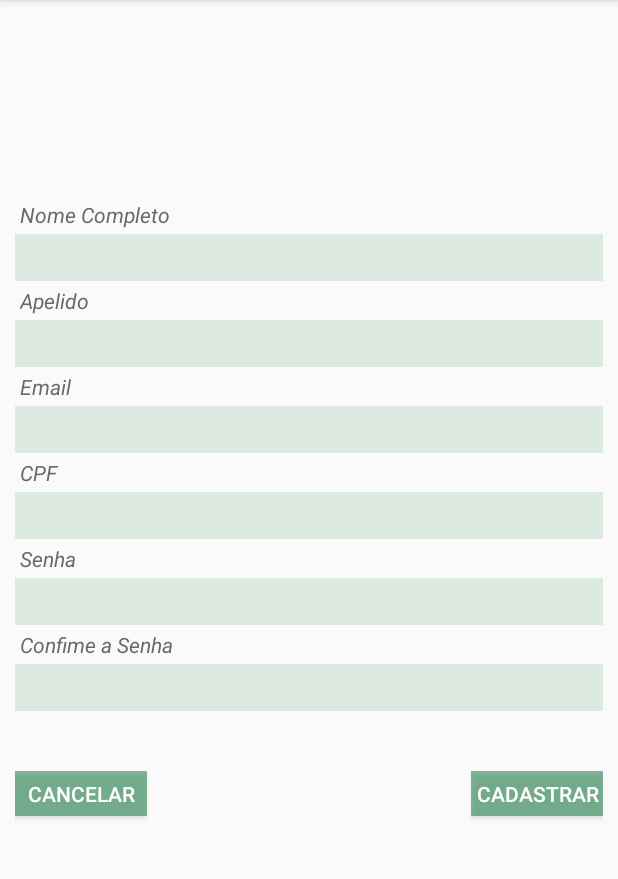
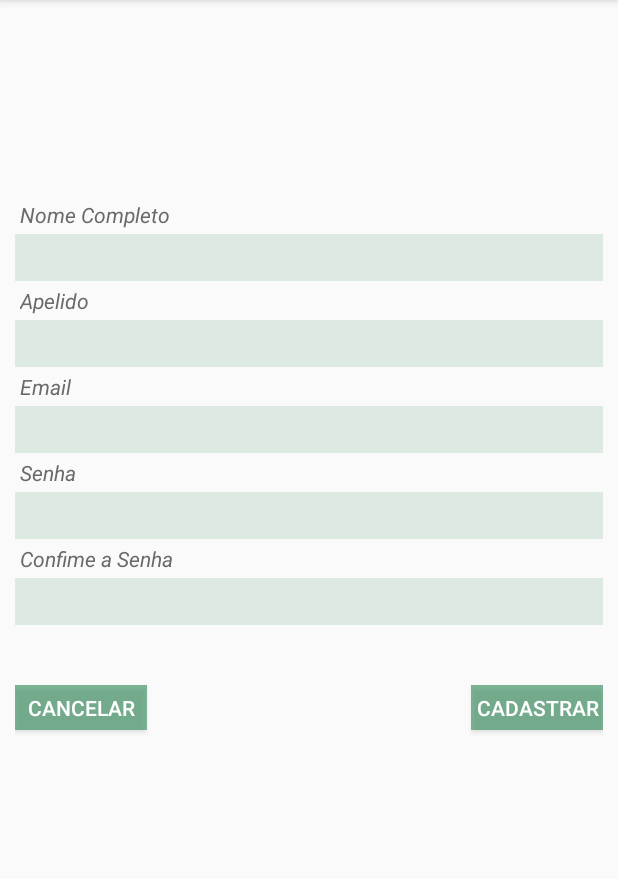
Before and after one commit to MoisesSR/ProjetoGreeNetwork, an Android app: the CadastroUsuarioActivity screen opened directly, with no data from a screen before it, after a tap on "CADASTRAR", on a phone screen of 412 x 824 dp, the part 84-963 px from its top. Run offline under Robolectric (Android 15) with nearby library versions, the phone set to English and light mode, and no system bars; our stand-ins replace Firebase (no records; nobody signed in at launch, a user with empty details on screens opened directly).

Commit message:
Criação da classe jaja "CadastroUsuario" e Implementação de cadastro de usuarios incompleto

```diff
--- a/GreeNetwork/app/src/main/AndroidManifest.xml
+++ b/GreeNetwork/app/src/main/AndroidManifest.xml
@@ -11,15 +11,15 @@
         android:roundIcon="@mipmap/ic_launcher_round"
         android:supportsRtl="true"
         android:theme="@style/AppTheme">
-        <activity android:name=".LoginActivity">
+        <activity android:name=".Activity.LoginActivity">
             <intent-filter>
                 <action android:name="android.intent.action.MAIN" />
 
                 <category android:name="android.intent.category.LAUNCHER" />
             </intent-filter>
         </activity>
-        <activity android:name=".PrincinpalActivity" />
-        <activity android:name=".CadastroUsuarioActivity"></activity>
+        <activity android:name=".Activity.PrincinpalActivity" />
+        <activity android:name=".Activity.CadastroUsuarioActivity"></activity>
     </application>
 
 </manifest>
--- /dev/null
+++ b/GreeNetwork/app/src/main/java/com/greenetwork/greenetwork/Activity/CadastroUsuarioActivity.java
@@ -0,0 +1,111 @@
+package com.greenetwork.greenetwork.Activity;
+
+import android.content.Intent;
+import android.support.annotation.NonNull;
+import android.support.v7.app.AppCompatActivity;
+import android.os.Bundle;
+import android.view.View;
+import android.widget.Button;
+import android.widget.EditText;
+import android.widget.Toast;
+
+import com.google.android.gms.tasks.OnCompleteListener;
+import com.google.android.gms.tasks.Task;
+import com.google.firebase.auth.AuthResult;
+import com.google.firebase.auth.FirebaseAuth;
+import com.google.firebase.auth.FirebaseAuthActionCodeException;
+import com.google.firebase.auth.FirebaseAuthInvalidCredentialsException;
+import com.google.firebase.auth.FirebaseAuthUserCollisionException;
+import com.google.firebase.auth.FirebaseUser;
+import com.greenetwork.greenetwork.Classes.Usuarios;
+import com.greenetwork.greenetwork.DAO.ConfiguracaoFirebase;
+import com.greenetwork.greenetwork.Helper.Base64Custom;
+import com.greenetwork.greenetwork.Helper.Preferencias;
+import com.greenetwork.greenetwork.R;
+
+public class CadastroUsuarioActivity extends AppCompatActivity {
+
+    private EditText editEmail;
+    private EditText editSenha;
+    private EditText editConfirmarSenha;
+    private EditText editNome;
+    private EditText editApelido;
+    private Usuarios usuarios;
+    private Button bntGravar;
+    private FirebaseAuth autenticacao;
+
+    @Override
+    protected void onCreate(Bundle savedInstanceState) {
+        super.onCreate(savedInstanceState);
+        setContentView(R.layout.activity_cadastro_usuario);
+        Intent intent = getIntent();
+        editEmail = (EditText) findViewById(R.id.editEmail);
+        editSenha = (EditText) findViewById(R.id.edtSenha);
+        editConfirmarSenha = (EditText) findViewById(R.id.editConfirmarSenha);
+        editNome = (EditText) findViewById(R.id.editNome);
+        editApelido = (EditText) findViewById(R.id.editApelido);
+        bntGravar = (Button) findViewById(R.id.btnCadastrar);
+        bntGravar.setOnClickListener(new View.OnClickListener() {
+            @Override
+            public void onClick(View view) {
+                if (editSenha.getText().toString().equals(editConfirmarSenha.getText().toString())){
+                    usuarios = new Usuarios();
+                    usuarios.setNome(editNome.getText().toString());
+                    usuarios.setApelido(editApelido.getText().toString());
+                    usuarios.setEmail(editEmail.getText().toString());
+                    usuarios.setSenha(editSenha.getText().toString());
+                }else {
+                    Toast.makeText(CadastroUsuarioActivity.this,"As senhas não são iguais", Toast.LENGTH_LONG).show();
+                }
+                cadastroUsuario();
+            }
+        });
+    }
+    private void cadastroUsuario(){
+        autenticacao = ConfiguracaoFirebase.getFirebaseAutenticacao();
+        autenticacao.createUserWithEmailAndPassword(
+                usuarios.getEmail(),
+                usuarios.getSenha()
+        ).addOnCompleteListener(CadastroUsuarioActivity.this , new OnCompleteListener<AuthResult>() {
+            @Override
+            public void onComplete(@NonNull Task<AuthResult> task) {
+                if (task.isSuccessful()){
+                    Toast.makeText(CadastroUsuarioActivity.this,"Usuario Cadastrado com sucesso", Toast.LENGTH_LONG).show();
+                    String identificadorUsuario = Base64Custom.codificarBase64(usuarios.getEmail());
+                    FirebaseUser usuarioFirebase = task.getResult().getUser();
+                    usuarios.setId(identificadorUsuario);
+                    usuarios.Salvar();
+
+                    Preferencias preferencias = new Preferencias(CadastroUsuarioActivity.this);
+                    preferencias.salvarUsuarioPrefencias(identificadorUsuario, usuarios.getNome());
+
+                    AbrirLoginUsuario();
+                }else {
+                    String erroExeccao;
+                    try {
+                        throw task.getException();
+                    }catch (FirebaseAuthActionCodeException erro){
+                        erroExeccao = "Digite uma senha mais forte, contento no minino 8 caracteres de letras e numeros";
+                    }
+                    catch (FirebaseAuthInvalidCredentialsException erro){
+                        erroExeccao = "O E-mail digitado é invalido, digite um novo E-mail";
+                    }
+                    catch (FirebaseAuthUserCollisionException erro){
+                        erroExeccao = "Esse E-mail já está cadastrado";
+                    }
+                    catch (Exception erro){
+                        erroExeccao = "Erro ao efetuar o cadastro";
+                        erro.printStackTrace();
+                    }
+                    Toast.makeText(CadastroUsuarioActivity.this,"Erro: " + erroExeccao , Toast.LENGTH_LONG).show();
+                }
+
+            }
+        });
+
+    }
+    public void AbrirLoginUsuario(){
+        Intent intentLogin = new Intent(CadastroUsuarioActivity.this, LoginActivity.class);
+        startActivity(intentLogin);
+    }
+}
--- a/GreeNetwork/app/src/main/java/com/greenetwork/greenetwork/PrincinpalActivity.java
+++ b/GreeNetwork/app/src/main/java/com/greenetwork/greenetwork/Activity/PrincinpalActivity.java
@@ -1,8 +1,10 @@
-package com.greenetwork.greenetwork;
+package com.greenetwork.greenetwork.Activity;
 
 import android.content.Intent;
 import android.support.v7.app.AppCompatActivity;
 import android.os.Bundle;
+
+import com.greenetwork.greenetwork.R;
 
 public class PrincinpalActivity extends AppCompatActivity {
 
--- a/GreeNetwork/app/src/main/java/com/greenetwork/greenetwork/Helper/Base64Custom.java
+++ b/GreeNetwork/app/src/main/java/com/greenetwork/greenetwork/Helper/Base64Custom.java
@@ -8,9 +8,9 @@ import android.util.Base64;
 
 public class Base64Custom {
     public static String codificarBase64(String texto){
-        return Base64.encodeToString(texto.getBytes(), Base64.DEFAULT).replace("(\\n|\\r)","");
+        return Base64.encodeToString(texto.getBytes(), Base64.DEFAULT).replaceAll("(\\n|\\r)","");
     }
-    public static String decodificarBase64(String textoCodificador){
-        return new String(Base64.decode(textoCodificador, Base64.DEFAULT));
+    public static String decodificarBase64(String textoCodificado){
+        return new String(Base64.decode(textoCodificado, Base64.DEFAULT));
     }
 }
--- a/GreeNetwork/app/src/main/res/layout/activity_cadastro_usuario.xml
+++ b/GreeNetwork/app/src/main/res/layout/activity_cadastro_usuario.xml
@@ -4,7 +4,7 @@
     xmlns:tools="http://schemas.android.com/tools"
     android:layout_width="match_parent"
     android:layout_height="match_parent"
-    tools:context="com.greenetwork.greenetwork.CadastroUsuarioActivity"
+    tools:context="com.greenetwork.greenetwork.Activity.CadastroUsuarioActivity"
     android:padding="10dp">
 
     <TextView
@@ -19,6 +19,7 @@
         android:layout_marginTop="120dp"
         />
     <EditText
+        android:id="@+id/editNome"
         android:layout_width="match_parent"
         android:layout_height="wrap_content"
         android:layout_row="1"
@@ -39,6 +40,7 @@
         android:textStyle="italic"
         />
     <EditText
+        android:id="@+id/editApelido"
         android:layout_width="match_parent"
         android:layout_height="wrap_content"
         android:layout_row="3"
@@ -59,6 +61,7 @@
         android:textStyle="italic"/>
     />
     <EditText
+        android:id="@+id/editEmail"
         android:layout_width="match_parent"
         android:layout_height="wrap_content"
         android:layout_row="5"
@@ -71,7 +74,7 @@
     <TextView
         android:layout_width="match_parent"
         android:layout_height="wrap_content"
-        android:text="CPF"
+        android:text="@string/txtSenha"
         android:layout_row="6"
         android:layout_column="0"
         android:padding="3dp"
@@ -79,29 +82,10 @@
         android:textStyle="italic"
         />
     <EditText
+        android:id="@+id/edtSenha"
         android:layout_width="match_parent"
         android:layout_height="wrap_content"
         android:layout_row="7"
-        android:layout_column="0"
-        android:textColor="@color/dimGrey"
-        android:padding="3dp"
-        android:inputType="number"
-        android:background="@color/transparentGreen"
-        />
-    <TextView
-        android:layout_width="match_parent"
-        android:layout_height="wrap_content"
-        android:text="@string/txtSenha"
-        android:layout_row="8"
-        android:layout_column="0"
-        android:padding="3dp"
-        android:textColor="@color/dimGrey"
-        android:textStyle="italic"
-        />
-    <EditText
-        android:layout_width="match_parent"
-        android:layout_height="wrap_content"
-        android:layout_row="9"
         android:layout_column="0"
         android:padding="3dp"
         android:inputType="textPassword"
@@ -112,16 +96,17 @@
         android:layout_width="match_parent"
         android:layout_height="wrap_content"
         android:text="@string/txtConfimarSenha"
-        android:layout_row="10"
+        android:layout_row="8"
         android:layout_column="0"
         android:padding="3dp"
         android:textColor="@color/dimGrey"
         android:textStyle="italic"
         />
     <EditText
+        android:id="@+id/editConfirmarSenha"
         android:layout_width="match_parent"
         android:layout_height="wrap_content"
-        android:layout_row="11"
+        android:layout_row="9"
         android:layout_column="0"
         android:padding="3dp"
         android:inputType="textPassword"
@@ -134,20 +119,20 @@
         android:background="@color/Green_60"
         android:text="@string/bntCancelar"
         android:onClick="onClickCancelar"
-        android:layout_row="12"
+        android:layout_row="10"
         android:layout_column="0"
         android:layout_marginTop="40dp"
         android:textColor="#fff"
         />
     <Button
-        android:id="@+id/button"
+        android:id="@+id/btnCadastrar"
         android:layout_width="wrap_content"
         android:layout_height="30dp"
         android:background="@color/Green_60"
         android:text="@string/bntCadastrar"
         android:onClick="onClickConfirmarCadastro"
         android:layout_column="0"
-        android:layout_row="12"
+        android:layout_row="10"
         android:layout_marginTop="40dp"
         android:layout_gravity="right"
         android:textColor="#fff"
--- a/GreeNetwork/app/src/main/res/layout/activity_login.xml
+++ b/GreeNetwork/app/src/main/res/layout/activity_login.xml
@@ -4,7 +4,7 @@
     xmlns:tools="http://schemas.android.com/tools"
     android:layout_width="match_parent"
     android:layout_height="match_parent"
-    tools:context="com.greenetwork.greenetwork.LoginActivity">
+    tools:context="com.greenetwork.greenetwork.Activity.LoginActivity">
 
     <EditText
         android:id="@+id/editLogin"
--- a/GreeNetwork/app/src/main/res/layout/activity_princinpal.xml
+++ b/GreeNetwork/app/src/main/res/layout/activity_princinpal.xml
@@ -4,6 +4,6 @@
     xmlns:tools="http://schemas.android.com/tools"
     android:layout_width="match_parent"
     android:layout_height="match_parent"
-    tools:context="com.greenetwork.greenetwork.PrincinpalActivity">
+    tools:context="com.greenetwork.greenetwork.Activity.PrincinpalActivity">
 
 </android.support.constraint.ConstraintLayout>
```
Also changed, not shown: GreeNetwork/app/src/main/java/com/greenetwork/greenetwork/Activity/LoginActivity.java (renamed from GreeNetwork/app/src/main/java/com/greenetwork/greenetwork/LoginActivity.java, +13 -8 lines), GreeNetwork/app/src/main/java/com/greenetwork/greenetwork/CadastroUsuarioActivity.java (deleted, +0 -13 lines), GreeNetwork/app/src/main/java/com/greenetwork/greenetwork/Classes/Usuarios.java (+23 -0 lines), GreeNetwork/app/src/main/java/com/greenetwork/greenetwork/Helper/Preferencias.java (+8 -5 lines).
